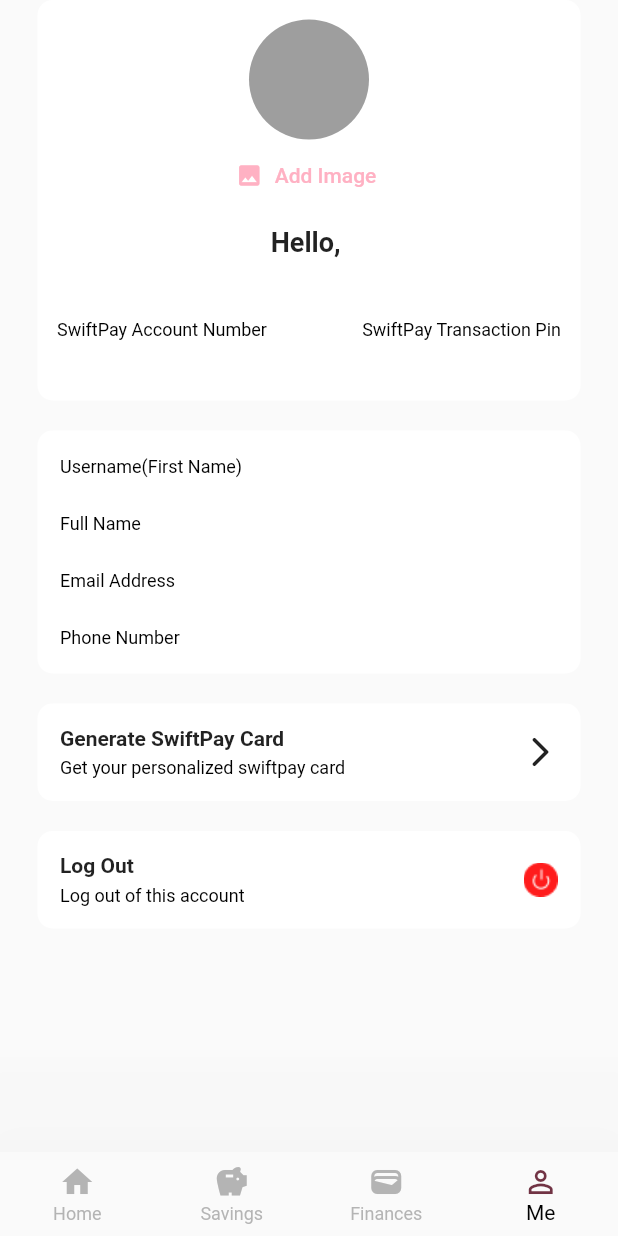
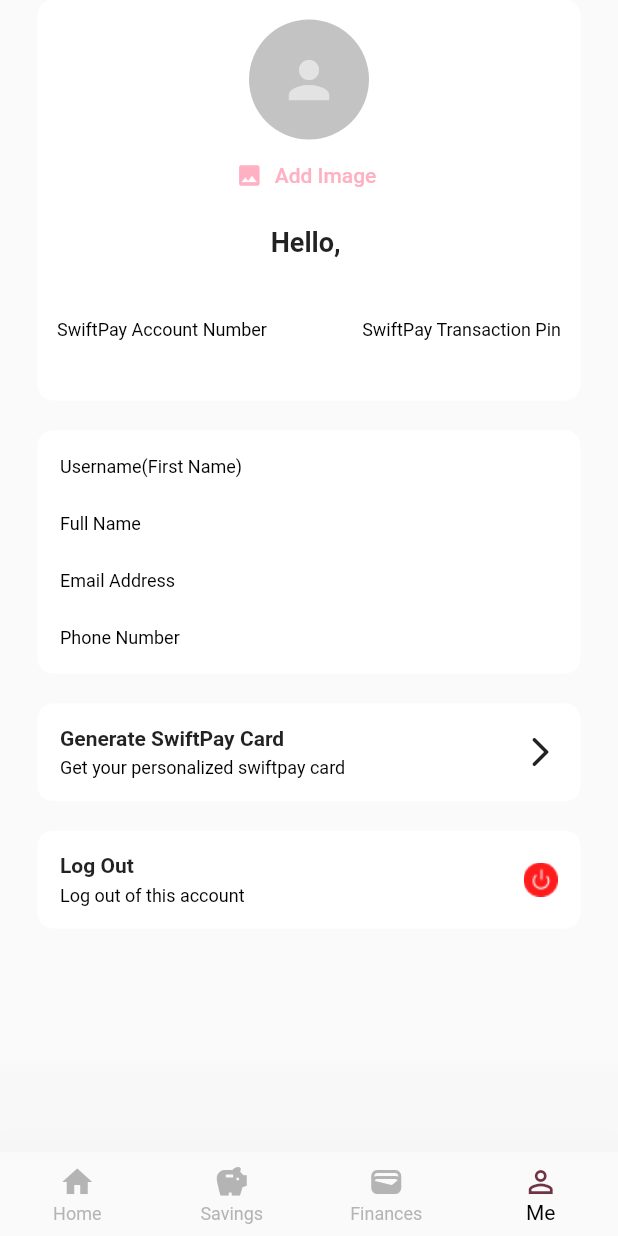
Before and after one commit to Lakesyd5/SwiftPayAPP, a Flutter app: the screen it shows once a user with an empty profile is signed in, item 4 of the bottom bar chosen, after a tap on "Add Image", on a phone screen of 412 x 824 dp. Run offline on Flutter 3.47's test engine with Material 2 defaults, Android fonts, the phone set to English and light mode, and no system bars; our stand-ins replace cloud_firestore, firebase_auth, firebase_core, firebase_storage, image_picker, smooth_page_indicator; accounts and stored records are empty.

Commit message:
user image save and display completed

```diff
--- a/lib/pages/home.dart
+++ b/lib/pages/home.dart
@@ -20,7 +20,7 @@
       body: SafeArea(
         child: ListView(children: [
           Padding(
-            padding: const EdgeInsets.all(15.0),
+            padding: const EdgeInsets.all(10.0),
             child: Column(
               crossAxisAlignment: CrossAxisAlignment.start,
               children: [
@@ -46,10 +46,13 @@
                               final userData = snapshot.data!.data();
                               final firstName = userData?['Firstname'] ?? '';
                               final lastName = userData?['Lastname'] ?? '';
+                              final imageURL = userData?['imageURL'] ?? '';
                               return Row(
                                 children: [
-                                  const CircleAvatar(
-                                    child: Icon(Icons.person),
+                                  CircleAvatar(
+                                    backgroundColor: Colors.white54,
+                                    backgroundImage: imageURL.isNotEmpty ? NetworkImage(imageURL) : null,
+                                    child: imageURL.isNotEmpty ? null : Icon(Icons.person),
                                   ),
                                   const SizedBox(width: 6),
                                   Column(
--- a/lib/pages/manage_account.dart
+++ b/lib/pages/manage_account.dart
@@ -3,6 +3,7 @@
 import 'package:firebase_auth/firebase_auth.dart';
 import 'package:cloud_firestore/cloud_firestore.dart';
 import 'package:image_picker/image_picker.dart';
+import 'package:firebase_storage/firebase_storage.dart' as firebase_storage;
 
 import 'package:swiftpay/screens/auth.dart';
 
@@ -22,17 +23,52 @@
 
   File? _pickedImageFile;
 
+  // Upload Image to Firebase Storage
+  Future<void> uploadImageAndSaveUserData(File imageFile) async {
+    try {
+      final storageRef = firebase_storage.FirebaseStorage.instance.ref().child('user_image/${DateTime.now().toIso8601String()}');
+      final uploadTask = storageRef.putFile(imageFile);
+      final snapshot = await uploadTask.whenComplete(() {});
+      final downloadURL = await snapshot.ref.getDownloadURL();
+
+      final userId = FirebaseAuth.instance.currentUser!.uid;
+      final userRef = FirebaseFirestore.instance.collection('users').doc(userId);
+      await userRef.update({'imageURL': downloadURL});
+
+      setState(() {
+        _pickedImageFile = imageFile;
+      });
+
+      print('Image uploadded to Firebase Storage: $downloadURL');
+    } catch (e) {
+      print('Error uploading image to Firebase Storage: $e');
+    }
+  }
+
   // Pick user image method
-  void _pickImage() async{
+  void _pickImage() async {
     final pickedImage = await ImagePicker().pickImage(source: ImageSource.camera, imageQuality: 50, maxWidth: 150);
 
     if (pickedImage == null) {
       return;
     }
 
-    setState(() {
-      _pickedImageFile = File(pickedImage.path);
-    });
+    final imageFile = File(pickedImage.path);
+
+    await uploadImageAndSaveUserData(imageFile);
+
+    // setState(() {
+    //   _pickedImageFile = imageFile;
+    // });
+
+    // final downloadURL = await uploadImageToFirebaseStorage(imageFile);
+    // if (downloadURL.isNotEmpty) {
+    //   // Image uploaded successfully, do something with the donload URL
+    //   print('Image uploaded to Firebase Storage: $downloadURL');
+    // } else {
+    //   // Handle error while uploading image
+    //   print('Failed to upload image to Firebase Storage');
+    // }
   }
 
   @override
@@ -64,6 +100,7 @@
                 final accNumber = userData?['Account Number'] ?? '';
                 final email = userData?['email'] ?? '';
                 final pin = userData?['Pin'] ?? '';
+                final imageURL = userData?['imageURL'] ?? '';
 
                 return Column(
                   children: [
@@ -79,8 +116,10 @@
                           // User image Preview and add button
                           CircleAvatar(
                             radius: 40,
-                            backgroundColor: Colors.grey,
-                            foregroundImage: _pickedImageFile != null ? FileImage(_pickedImageFile!) : null,
+                            backgroundColor: Color.fromARGB(255, 196, 195, 195),
+                            // foregroundImage: _pickedImageFile != null ? FileImage(_pickedImageFile!) : null,
+                            backgroundImage: imageURL.isNotEmpty ? NetworkImage(imageURL) : null,
+                            child: imageURL.isNotEmpty ? null : Icon(Icons.person, size: 40, color: Colors.white54,),
                           ),
                           TextButton.icon(
                               onPressed: _pickImage,
--- a/lib/widgets/quick_actions.dart
+++ b/lib/widgets/quick_actions.dart
@@ -9,8 +9,8 @@
   @override
   Widget build(BuildContext context) {
     return Wrap(
-      spacing: 10.0,
-      runSpacing: 10,
+      spacing: 9.3,
+      runSpacing: 9.3,
       children: [
         // Transfer Tab
         GestureDetector(
@@ -20,7 +20,7 @@
             ));
           },
           child: Container(
-            padding: const EdgeInsets.all(10.0),
+            padding: const EdgeInsets.all(8.0),
             decoration: BoxDecoration(
               borderRadius: BorderRadius.circular(10),
               color: Theme.of(context).colorScheme.primary.withOpacity(0.3),
@@ -62,7 +62,7 @@
 
         // Receive Money Tab
         Container(
-          padding: const EdgeInsets.all(10.0),
+          padding: const EdgeInsets.all(8.0),
           decoration: BoxDecoration(
             borderRadius: BorderRadius.circular(10),
             color: Theme.of(context).colorScheme.primary.withOpacity(0.3),
@@ -103,7 +103,7 @@
 
         // Add Money Tab
         Container(
-            padding: const EdgeInsets.all(10.0),
+            padding: const EdgeInsets.all(8.0),
             decoration: BoxDecoration(
               borderRadius: BorderRadius.circular(10),
               color: Theme.of(context).colorScheme.primary.withOpacity(0.3),
@@ -143,7 +143,7 @@
 
         // Airtime Top-Up Tab
         Container(
-            padding: const EdgeInsets.all(10.0),
+            padding: const EdgeInsets.all(8.0),
             decoration: BoxDecoration(
               borderRadius: BorderRadius.circular(10),
               color: Theme.of(context).colorScheme.primary.withOpacity(0.3),
```
